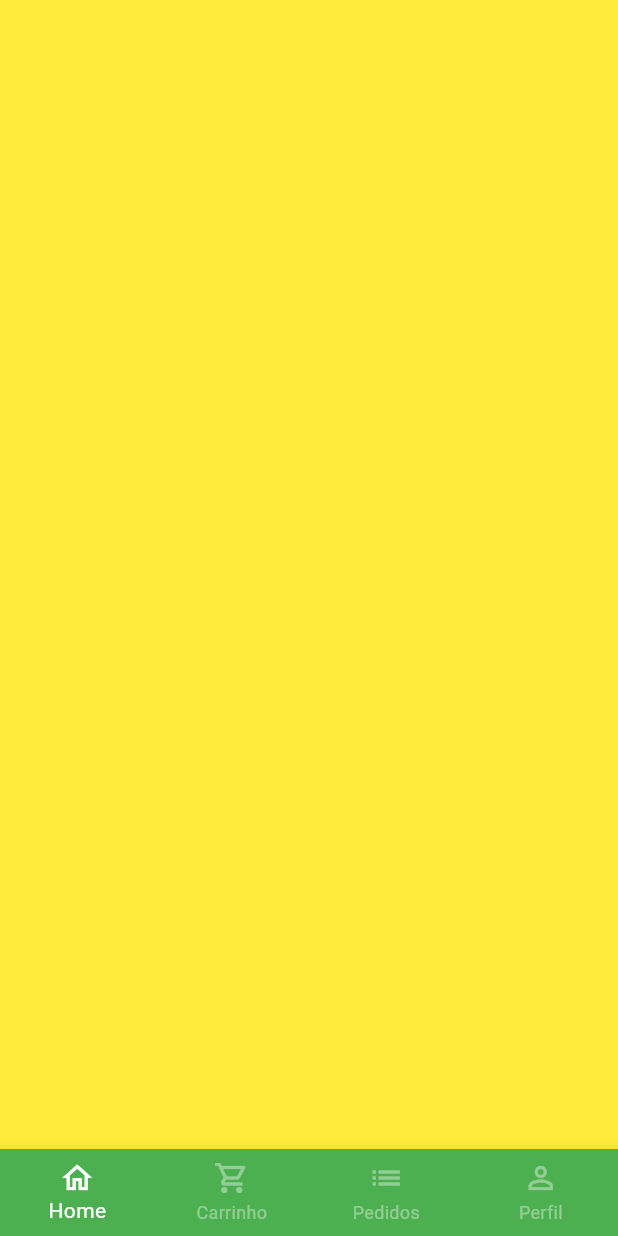
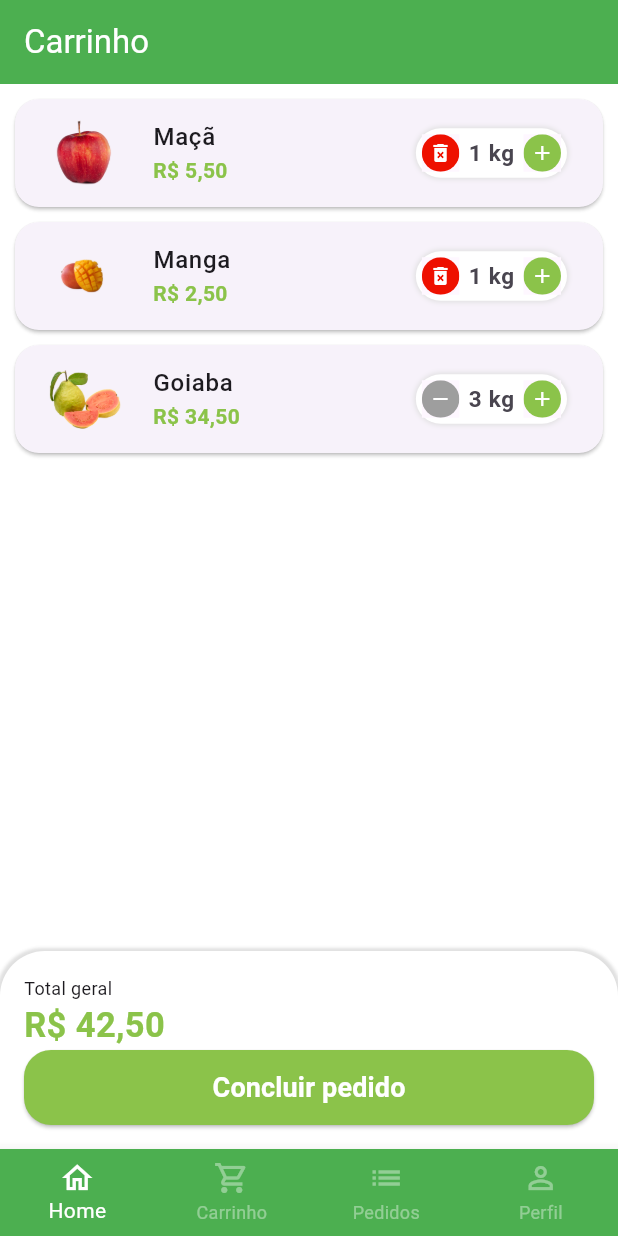
Before and after one commit to douglaskks/app_quitanda, a Flutter app: the BaseScreen screen opened directly, swiped to page 2, on a phone screen of 412 x 824 dp. Run offline on Flutter 3.47's test engine with Material 3 defaults, Android fonts, the phone set to English and light mode, and no system bars; our stand-ins replace animated_text_kit, badges, mask_text_input_formatter.

Commit message:
Tela do carrinho adicionada

```diff
--- /dev/null
+++ b/lib/src/Models/cart_item_model.dart
@@ -0,0 +1,13 @@
+import 'package:app_quitanda/src/Models/item_model.dart';
+
+class CartItemModel {
+  ItemModel item;
+  int quantity;
+
+  CartItemModel({
+    required this.item,
+    required this.quantity,
+  });
+
+  double totalPrice() => item.price * quantity;
+}
--- a/lib/src/Pages/base/base_screnn.dart
+++ b/lib/src/Pages/base/base_screnn.dart
@@ -1,3 +1,4 @@
+import 'package:app_quitanda/src/Pages/cart/cart_tab.dart';
 import 'package:app_quitanda/src/Pages/home/home_tab.dart';
 import 'package:flutter/cupertino.dart';
 import 'package:flutter/material.dart';
@@ -21,10 +22,8 @@ class _BaseScreenState extends State<BaseScreen> {
         physics: const NeverScrollableScrollPhysics(),
         controller: widget.pageController,
         children: [
-          HomeTab(),
-          Container(
-            color: Colors.yellow,
-          ),
+          const HomeTab(),
+          CartTab(),
           Container(
             color: Colors.blue,
           ),
--- /dev/null
+++ b/lib/src/Pages/cart/Components/Cart_tile.dart
@@ -0,0 +1,71 @@
+import 'package:app_quitanda/src/Models/cart_item_model.dart';
+import 'package:app_quitanda/src/Pages/common_widgets/quantity_widget.dart';
+import 'package:app_quitanda/src/Services/utils_services.dart';
+import 'package:app_quitanda/src/config/custom_colors.dart';
+import 'package:flutter/material.dart';
+
+class CartTile extends StatefulWidget {
+  final CartItemModel cartItem;
+  final Function(CartItemModel) remove;
+
+  CartTile({
+    super.key,
+    required this.cartItem,
+    required this.remove,
+  });
+
+  @override
+  State<CartTile> createState() => _CartTileState();
+}
+
+class _CartTileState extends State<CartTile> {
+  final UtilsServices utilsServices = UtilsServices();
+
+  @override
+  Widget build(BuildContext context) {
+    return Card(
+      margin: const EdgeInsets.fromLTRB(10, 10, 10, 0),
+      shape: RoundedRectangleBorder(
+        borderRadius: BorderRadius.circular(16),
+      ),
+      child: ListTile(
+        // Imagem
+        leading: Image.asset(
+          widget.cartItem.item.imgUrl,
+          height: 60,
+          width: 60,
+        ),
+        //Titulo
+        title: Text(
+          widget.cartItem.item.itemName,
+          style: const TextStyle(
+            fontWeight: FontWeight.w500,
+          ),
+        ),
+        // Total
+        subtitle: Text(
+          utilsServices.priceToCurrency(widget.cartItem.totalPrice()),
+          style: TextStyle(
+            color: CustomColors.customSwatchColor,
+            fontWeight: FontWeight.bold,
+          ),
+        ),
+
+        //Quantidade
+        trailing: QuantityWidget(
+          value: widget.cartItem.quantity,
+          suffixText: widget.cartItem.item.unit,
+          result: (quantity) {
+            setState(() {
+              widget.cartItem.quantity = quantity;
+
+              if (quantity == 0) {
+                widget.remove(widget.cartItem);
+              }
+            });
+          },
+        ),
+      ),
+    );
+  }
+}
--- /dev/null
+++ b/lib/src/Pages/cart/cart_tab.dart
@@ -0,0 +1,165 @@
+import 'package:app_quitanda/src/Models/cart_item_model.dart';
+import 'package:app_quitanda/src/Pages/cart/Components/Cart_tile.dart';
+import 'package:app_quitanda/src/Services/utils_services.dart';
+import 'package:app_quitanda/src/config/custom_colors.dart';
+import 'package:flutter/cupertino.dart';
+import 'package:flutter/material.dart';
+import 'package:app_quitanda/src/config/app_data.dart' as appData;
+
+class CartTab extends StatefulWidget {
+  CartTab({Key? key}) : super(key: key);
+
+  @override
+  State<CartTab> createState() => _CartTabState();
+}
+
+class _CartTabState extends State<CartTab> {
+  final UtilsServices utilsServices = UtilsServices();
+
+  void removeItemFromCart(CartItemModel cartItem) {
+    setState(() {
+      appData.cartItems.remove(cartItem);
+    });
+  }
+
+  double cartTotalPrice() {
+    double total = 0;
+
+    for (var item in appData.cartItems) {
+      total += item.totalPrice();
+    }
+    return total;
+  }
+
+  @override
+  Widget build(BuildContext context) {
+    return Scaffold(
+      appBar: AppBar(
+        title: Text(
+          'Carrinho',
+          style: TextStyle(color: Colors.white),
+        ),
+        backgroundColor: Colors.green,
+      ),
+      body: Column(
+        children: [
+          Expanded(
+            child: ListView.builder(
+              itemCount: appData.cartItems.length,
+              itemBuilder: (_, index) {
+                return CartTile(
+                  cartItem: appData.cartItems[index],
+                  remove: removeItemFromCart,
+                );
+              },
+            ),
+          ),
+          Container(
+            padding: const EdgeInsets.all(16),
+            decoration: BoxDecoration(
+              color: Colors.white,
+              borderRadius: const BorderRadius.vertical(
+                top: Radius.circular(30),
+              ),
+              boxShadow: [
+                BoxShadow(
+                  color: Colors.grey.shade300,
+                  blurRadius: 1,
+                  spreadRadius: 2,
+                ),
+              ],
+            ),
+            child: Column(
+              crossAxisAlignment: CrossAxisAlignment.stretch,
+              children: [
+                Text(
+                  'Total geral',
+                  style: TextStyle(
+                    fontSize: 12,
+                  ),
+                ),
+                Text(
+                  utilsServices.priceToCurrency(cartTotalPrice()),
+                  style: TextStyle(
+                    fontSize: 23,
+                    fontWeight: FontWeight.bold,
+                    color: CustomColors.customSwatchColor,
+                  ),
+                ),
+                SizedBox(
+                  height: 50,
+                  child: ElevatedButton(
+                    style: ElevatedButton.styleFrom(
+                        backgroundColor: CustomColors.customSwatchColor,
+                        shape: RoundedRectangleBorder(
+                          borderRadius: BorderRadius.circular(18),
+                        )),
+                    onPressed: () async {
+                      bool? result = await _showOrderConfirmation();
+                      print(result);
+                    },
+                    child: const Text(
+                      'Concluir pedido',
+                      style: TextStyle(
+                        fontSize: 18,
+                        fontWeight: FontWeight.bold,
+                        color: Colors.white,
+                      ),
+                    ),
+                  ),
+                )
+              ],
+            ),
+          ),
+        ],
+      ),
+    );
+  }
+
+  Future<bool?> _showOrderConfirmation() async {
+    return showDialog<bool?>(
+      context: context,
+      builder: (context) {
+        return AlertDialog(
+          shape: RoundedRectangleBorder(
+            borderRadius: BorderRadius.circular(20),
+          ),
+          title: const Text('Confirmação'),
+          content: const Text('Deseja realmente concluir o pedido? '),
+          actions: [
+            TextButton(
+              onPressed: () {
+                Navigator.of(context)
+                    .pop(false); // Fechar o diálogo e retornar false
+              },
+              child: const Text(
+                'Não',
+                style: TextStyle(
+                  color: Colors.green,
+                ),
+              ),
+            ),
+            ElevatedButton(
+              style: ElevatedButton.styleFrom(
+                backgroundColor: Colors.green,
+                shape: RoundedRectangleBorder(
+                  borderRadius: BorderRadius.circular(20),
+                ),
+              ),
+              onPressed: () {
+                Navigator.of(context)
+                    .pop(true); // Fechar o diálogo e retornar true
+              },
+              child: const Text(
+                'Sim',
+                style: TextStyle(
+                  color: Colors.white,
+                ),
+              ),
+            )
+          ],
+        );
+      },
+    );
+  }
+}
--- a/lib/src/Pages/common_widgets/quantity_widget.dart
+++ b/lib/src/Pages/common_widgets/quantity_widget.dart
@@ -5,12 +5,14 @@ class QuantityWidget extends StatelessWidget {
   final int value;
   final String suffixText;
   final Function(int quantity) result;
+  final bool isRemovable;
 
   const QuantityWidget({
     super.key,
     required this.value,
     required this.suffixText,
     required this.result,
+    this.isRemovable = false,
   });
 
   @override
@@ -29,12 +31,16 @@ class QuantityWidget extends StatelessWidget {
         ],
       ),
       child: Row(
+        mainAxisSize: MainAxisSize.min,
         children: [
           _QuantityButton(
-            icon: Icons.remove,
-            color: Colors.grey,
+            icon:
+                isRemovable || value > 1 ? Icons.remove : Icons.delete_forever,
+            color: isRemovable || value > 1
+                ? Colors.grey
+                : const Color.fromARGB(255, 238, 16, 0),
             onPressed: () {
-              if (value == 1) return;
+              if (value == 1 && isRemovable) return;
 
               int resultCount = value - 1;
               result(resultCount);
--- a/lib/src/config/app_data.dart
+++ b/lib/src/config/app_data.dart
@@ -1,3 +1,4 @@
+import 'package:app_quitanda/src/Models/cart_item_model.dart';
 import 'package:app_quitanda/src/Models/item_model.dart';
 
 ItemModel apple = ItemModel(
@@ -70,3 +71,18 @@ List<String> categories = [
   'Temperos',
   'Cereais',
 ];
+
+List<CartItemModel> cartItems = [
+  CartItemModel(
+    item: apple,
+    quantity: 1,
+  ),
+  CartItemModel(
+    item: mango,
+    quantity: 1,
+  ),
+  CartItemModel(
+    item: guava,
+    quantity: 3,
+  ),
+];
```
